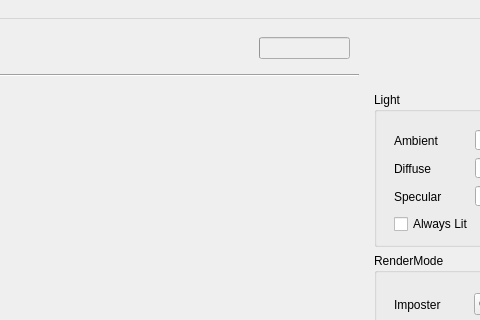
themangosteen/Visualization2-17s, file src/MainWindow.ui: the form before one commit; both pictures show x 538 to 1018 and y 0 to 320 of the 1112 by 748 pixel window.
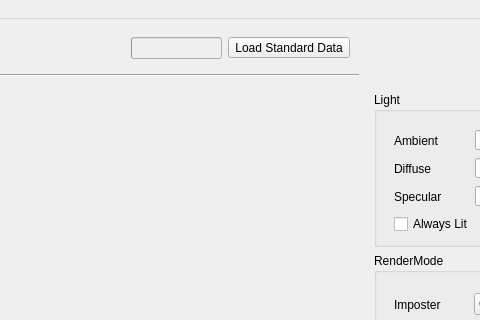
The form after the commit.

Commit message: Add dummy method for loading data

The edit to the form file:
```diff
--- a/src/MainWindow.ui
+++ b/src/MainWindow.ui
@@ -59,6 +59,24 @@
          </property>
         </widget>
        </item>
+
+       <item row="2" column="2">
+       <widget class="QToolButton" name="StandardLoadingButton">
+        <property name="geometry">
+         <rect>
+          <x>39</x>
+          <y>90</y>
+          <width>50</width>
+          <height>31</height>
+         </rect>
+        </property>
+        <property name="text">
+         <string>Load Standard Data</string>
+        </property>
+       </widget>
+       </item>
+
+
       </layout>
      </widget>
     </item>
```
Left out of the diff: 1 changed line with no effect on the pictures. The commit also changes 3 other files.
